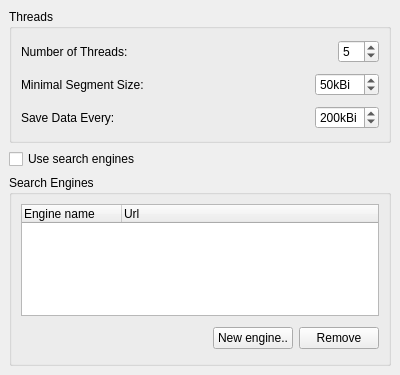
Old version of the form transfer-plugins/multisegmentkio/dlgmultisegkio.ui in the repository KDE/kget.
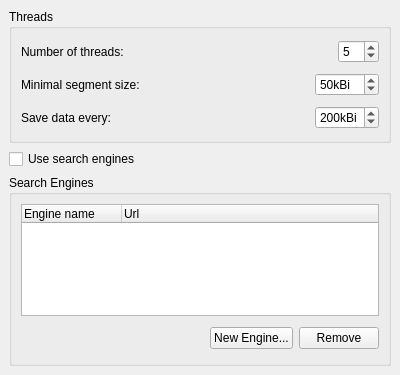
New version of the form.

```diff
--- a/transfer-plugins/multisegmentkio/dlgmultisegkio.ui
+++ b/transfer-plugins/multisegmentkio/dlgmultisegkio.ui
@@ -47,7 +47,7 @@
         <item>
          <widget class="QPushButton" name="newEngineBt" >
           <property name="text" >
-           <string>New engine..</string>
+           <string>New Engine...</string>
           </property>
          </widget>
         </item>
@@ -123,7 +123,7 @@
         <item>
          <widget class="QLabel" name="saveDataLabel" >
           <property name="text" >
-           <string>Save Data Every:</string>
+           <string>Save data every:</string>
           </property>
          </widget>
         </item>
@@ -169,7 +169,7 @@
         <item>
          <widget class="QLabel" name="label" >
           <property name="text" >
-           <string>Number of Threads:</string>
+           <string>Number of threads:</string>
           </property>
          </widget>
         </item>
@@ -212,7 +212,7 @@
         <item>
          <widget class="QLabel" name="segmentSizeLabel" >
           <property name="text" >
-           <string>Minimal Segment Size:</string>
+           <string>Minimal segment size:</string>
           </property>
          </widget>
         </item>
```
